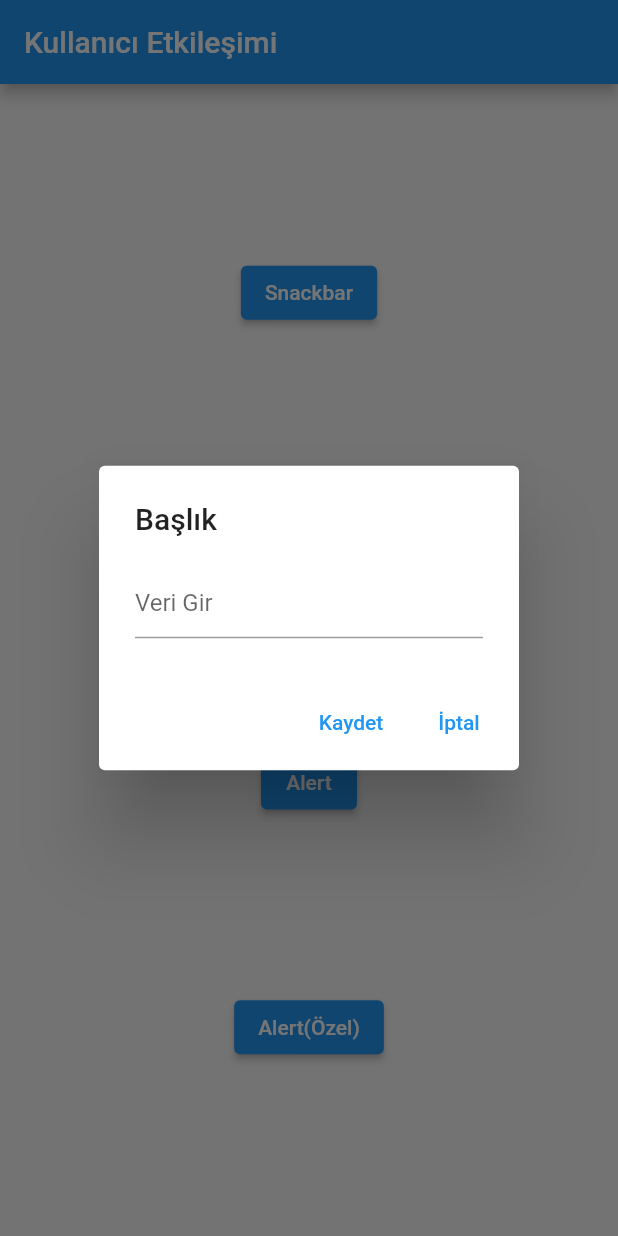
After one commit to mucahitgok0/flutter_start_, a Flutter app: the screen it shows after launch, after a tap on "Alert", on a phone screen of 412 x 824 dp. The commit adds this screen. Run offline on Flutter 3.47's test engine with Material 2 defaults, Android fonts, the phone set to English and light mode, and no system bars.

Commit message:
bottom navigation bar, snackbar ve alert dialog ile ilgili örnekler oluşturuldu

```diff
--- /dev/null
+++ b/lib/kullanici_etkilesimi/kullanici_etkilesimi_sayfa.dart
@@ -0,0 +1,74 @@
+import 'package:flutter/material.dart';
+
+class KulllaniciEtkilesimiSayfa extends StatefulWidget {
+  const KulllaniciEtkilesimiSayfa({Key? key}) : super(key: key);
+
+  @override
+  State<KulllaniciEtkilesimiSayfa> createState() => _KulllaniciEtkilesimiSayfaState();
+}
+
+class _KulllaniciEtkilesimiSayfaState extends State<KulllaniciEtkilesimiSayfa> {
+  var tfControl = TextEditingController();
+  @override
+  Widget build(BuildContext context) {
+    return Scaffold(
+      appBar: AppBar(title: Text("Kullanıcı Etkileşimi"),),
+      body: Center(
+        child: Column(
+          mainAxisAlignment: MainAxisAlignment.spaceEvenly,
+          children: [
+            ElevatedButton(onPressed: (){
+              ScaffoldMessenger.of(context).showSnackBar(
+                SnackBar(
+                    content: const Text("Silmek istiyor musunuz?",
+                      style: TextStyle(color: Colors.blue),),
+                    backgroundColor: Colors.white,
+                    action: SnackBarAction(label: "Evet",textColor: Colors.black,
+                        onPressed: (){
+                      ScaffoldMessenger.of(context).showSnackBar(
+                        SnackBar(content: const Text("Silindi", style: TextStyle(color: Colors.blue),),
+                        backgroundColor: Colors.white,)
+                      );
+                    }
+
+
+                    ),
+
+                ),
+              );
+            },
+                child: Text("Snackbar")),
+            ElevatedButton(onPressed: (){},
+                child: Text("Snackbar(Özel)")),
+            ElevatedButton(onPressed: (){
+              showDialog(
+                  context: context,
+                  builder: (BuildContext context){
+                      return AlertDialog(
+                        title: const Text("Başlık"),
+                        content: TextField(controller: tfControl, decoration: InputDecoration(hintText: "Veri Gir"),),
+                        actions: [
+                          TextButton(onPressed: (){
+                            print("Sonuç: ${tfControl.text}");
+                            tfControl.text="";
+                            Navigator.pop(context);
+                          }, child: Text("Kaydet")),
+                          TextButton(onPressed: (){
+                            print("İptal seçildi");
+                            Navigator.pop(context);
+                          }, child: Text("İptal")),
+
+                        ],
+                      );
+                  }
+              );
+            },
+                child: Text("Alert")),
+            ElevatedButton(onPressed: (){},
+                child: Text("Alert(Özel)")),
+          ],
+        ),
+      ),
+    );
+  }
+}
--- a/lib/main.dart
+++ b/lib/main.dart
@@ -1,6 +1,8 @@
 import 'package:flutter/material.dart';
+import 'package:flutter_dersleri/bottom_nav_kullanimi/bottom_nav_sayfa.dart';
 import 'package:flutter_dersleri/flutter_dersleri/pizza_anasayfa.dart';
-import 'package:flutter_dersleri/sayac.dart';
+import 'package:flutter_dersleri/sayfaGecis_sayac/sayac.dart';
+import 'package:flutter_dersleri/kullanici_etkilesimi/kullanici_etkilesimi_sayfa.dart';
 
 void main() {
   runApp(const MyApp());
@@ -19,7 +21,7 @@ class MyApp extends StatelessWidget {
       theme: ThemeData(
         primarySwatch: Colors.blue,
       ),
-      home: const Sayac(),
+      home: const KulllaniciEtkilesimiSayfa(),
     );
   }
 }
--- a/lib/oyun_ekrani.dart
+++ b/lib/sayfaGecis_sayac/oyun_ekrani.dart
@@ -1,6 +1,6 @@
 import 'package:flutter/material.dart';
-import 'package:flutter_dersleri/kisiler.dart';
-import 'package:flutter_dersleri/sonuc_ekrani.dart';
+import 'package:flutter_dersleri/sayfaGecis_sayac/kisiler.dart';
+import 'package:flutter_dersleri/sayfaGecis_sayac/sonuc_ekrani.dart';
 
 class OyunEkrani extends StatefulWidget {
   Kisiler kisi;
--- a/lib/sayac.dart
+++ b/lib/sayfaGecis_sayac/sayac.dart
@@ -1,7 +1,7 @@
 import 'package:flutter/cupertino.dart';
 import 'package:flutter/material.dart';
-import 'package:flutter_dersleri/kisiler.dart';
-import 'package:flutter_dersleri/oyun_ekrani.dart';
+import 'package:flutter_dersleri/sayfaGecis_sayac/kisiler.dart';
+import 'package:flutter_dersleri/sayfaGecis_sayac/oyun_ekrani.dart';
 
 class Sayac extends StatefulWidget {
   const Sayac({Key? key}) : super(key: key);
--- a/lib/sonuc_ekrani.dart
+++ b/lib/sayfaGecis_sayac/sonuc_ekrani.dart
@@ -1,6 +1,6 @@
 import 'package:flutter/material.dart';
-import 'package:flutter_dersleri/oyun_ekrani.dart';
-import 'package:flutter_dersleri/sayac.dart';
+import 'package:flutter_dersleri/sayfaGecis_sayac/oyun_ekrani.dart';
+import 'package:flutter_dersleri/sayfaGecis_sayac/sayac.dart';
 
 class SonucEkrani extends StatefulWidget {
   const SonucEkrani({Key? key}) : super(key: key);
```
Also changed, not shown: lib/bottom_nav_kullanimi/bottom_nav_sayfa.dart (added, +36 -0 lines), lib/bottom_nav_kullanimi/sayfa_bir.dart (added, +18 -0 lines), lib/bottom_nav_kullanimi/sayfa_iki.dart (added, +18 -0 lines), lib/bottom_nav_kullanimi/sayfa_uc.dart (added, +18 -0 lines), lib/sayfaGecis_sayac/kisiler.dart (renamed from lib/kisiler.dart).
